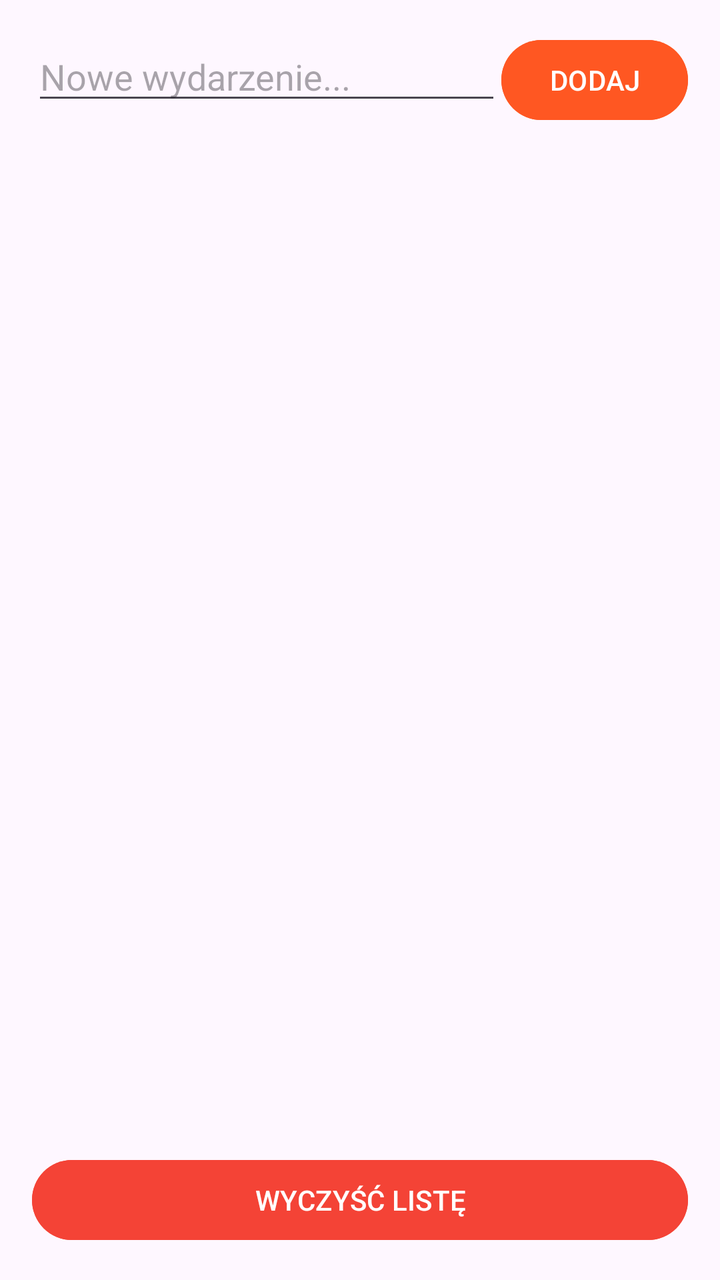
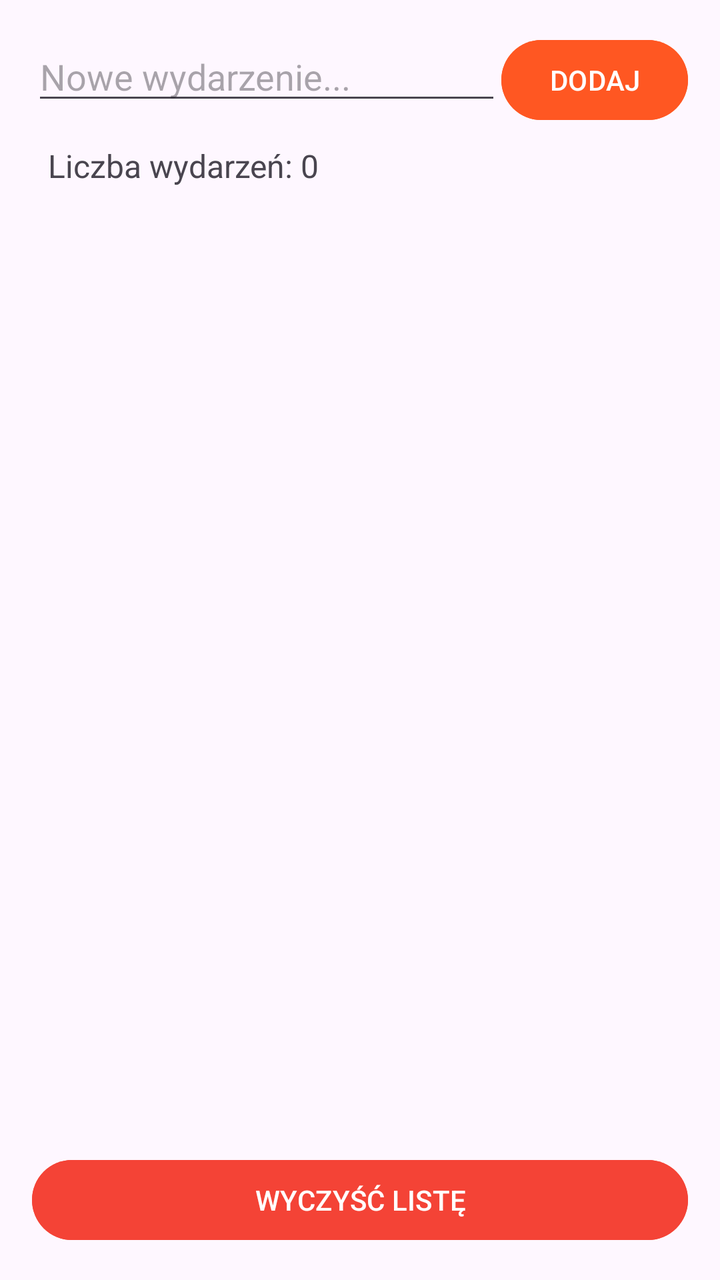

Two renders of the same Android screen: before a commit and after it. Below are the layout's source before the change and the commit's diff.
<!-- AndroidManifest.xml: application theme Theme.OrganizatorWydarzen -->
<!-- res/layout/activity_main.xml -->
<LinearLayout xmlns:android="http://schemas.android.com/apk/res/android"
    android:layout_width="match_parent"
    android:layout_height="match_parent"
    android:orientation="vertical"
    android:padding="16dp">

    <LinearLayout
        android:layout_width="match_parent"
        android:layout_height="wrap_content"
        android:orientation="horizontal">

        <EditText
            android:id="@+id/editTextNewEvent"
            android:layout_width="0dp"
            android:layout_height="wrap_content"
            android:layout_weight="1"
            android:hint="Nowe wydarzenie..." />

        <Button
            android:id="@+id/buttonAdd"
            android:layout_width="wrap_content"
            android:layout_height="wrap_content"
            android:text="DODAJ"
            android:backgroundTint="@color/deep_orange"
            android:textColor="@color/white" />
    </LinearLayout>

    <androidx.recyclerview.widget.RecyclerView
        android:id="@+id/recyclerViewEvents"
        android:layout_width="match_parent"
        android:layout_height="0dp"
        android:layout_weight="1" />

    <Button
        android:id="@+id/btnClear"
        android:layout_width="match_parent"
        android:layout_height="wrap_content"
        android:text="WYCZYŚĆ LISTĘ"
        android:backgroundTint="#F44336" />

</LinearLayout>
<!-- resources referenced by this layout -->
<resources>
  <color name="deep_orange">#FF5722</color>
  <color name="white">#FFFFFF</color>
  <style name="Theme.OrganizatorWydarzen" parent="Base.Theme.OrganizatorWydarzen" />
  <style name="Base.Theme.OrganizatorWydarzen" parent="Theme.Material3.DayNight.NoActionBar">
          
          
      </style>
</resources>

<!-- the commit's change to res/layout/activity_main.xml (unified diff, before → after) -->
@@ -23,7 +23,16 @@
             android:text="DODAJ"
             android:backgroundTint="@color/deep_orange"
             android:textColor="@color/white" />
+
     </LinearLayout>
+
+    <TextView
+        android:id="@+id/textViewCounter"
+        android:layout_width="match_parent"
+        android:layout_height="wrap_content"
+        android:text="Liczba wydarzeń: 0"
+        android:textSize="16sp"
+        android:padding="8dp" />
 
     <androidx.recyclerview.widget.RecyclerView
         android:id="@+id/recyclerViewEvents"
